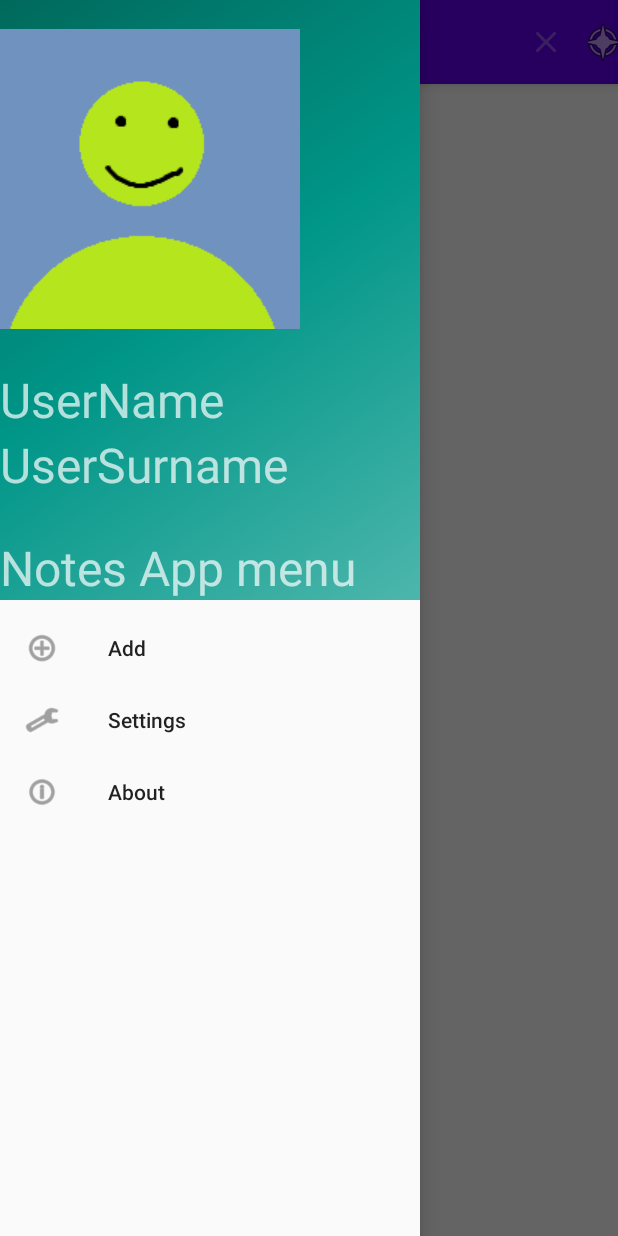
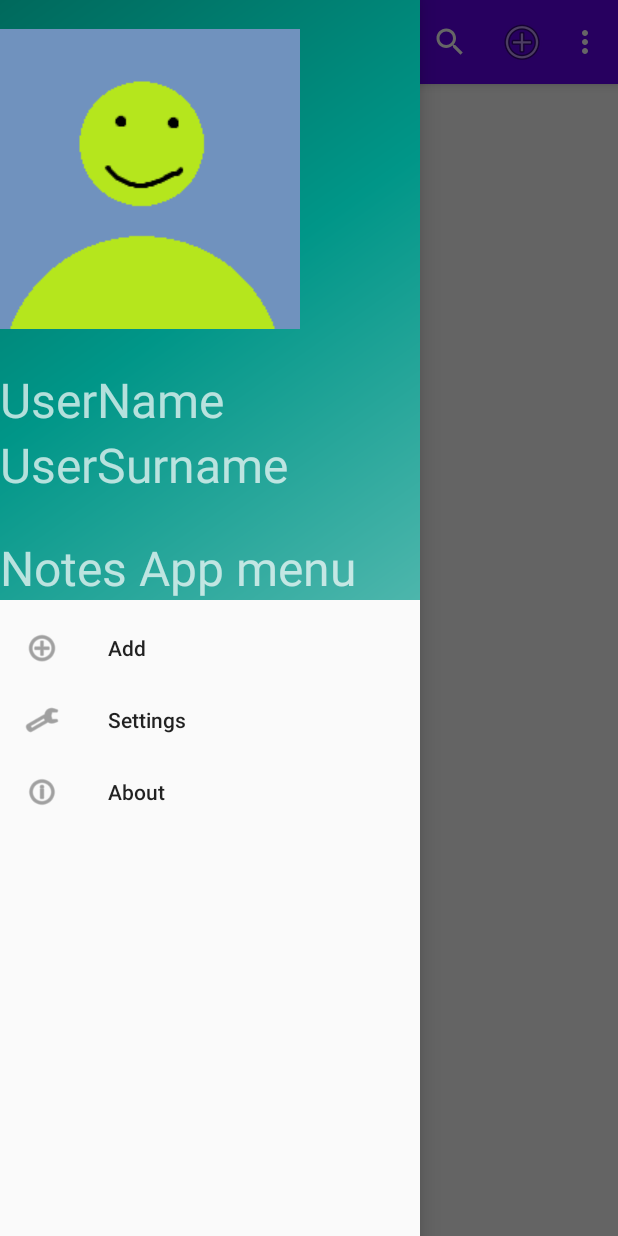
Before and after one commit to cycjiuk8704/GB_HW_NotesApp, an Android app: the fragment NoteTextFragment placed in its activity, after a tap on "Open navigation drawer", on a phone screen of 412 x 824 dp. Run offline under Robolectric (Android 15) with nearby library versions, the phone set to English and light mode, and no system bars; 2 statements that could not run were skipped; 3 other taps on this screen came first.

Commit message:
Homework 7. Refactoring

```diff
--- a/app/src/main/java/com/example/notesapp/MainActivity.java
+++ b/app/src/main/java/com/example/notesapp/MainActivity.java
@@ -1,22 +1,19 @@
 package com.example.notesapp;
+
+import android.annotation.SuppressLint;
+import android.content.res.Configuration;
+import android.os.Bundle;
+import android.view.MenuItem;
+import android.widget.Toast;
 
 import androidx.annotation.NonNull;
 import androidx.appcompat.app.ActionBarDrawerToggle;
 import androidx.appcompat.app.AppCompatActivity;
-
 import androidx.appcompat.widget.SearchView;
+import androidx.appcompat.widget.Toolbar;
 import androidx.core.view.GravityCompat;
 import androidx.drawerlayout.widget.DrawerLayout;
 import androidx.fragment.app.Fragment;
-
-import android.annotation.SuppressLint;
-import android.content.res.Configuration;
-import android.os.Bundle;
-import android.view.Menu;
-import android.view.MenuItem;
-import android.widget.Toast;
-
-import androidx.appcompat.widget.Toolbar;
 
 import com.google.android.material.navigation.NavigationView;
 
@@ -33,7 +30,7 @@ public class MainActivity extends AppCompatActivity implements INavigator {
 
         showNotes(noteOne);
 
-        if (getResources().getConfiguration().orientation == Configuration.ORIENTATION_LANDSCAPE) {
+        if (!isPortrait()) {
             showNoteDetails(noteOne);
         }
 
@@ -41,16 +38,20 @@ public class MainActivity extends AppCompatActivity implements INavigator {
 
     @Override
     public void showNotes(@NonNull NoteDataClass note) {
-        if (getResources().getConfiguration().orientation == Configuration.ORIENTATION_PORTRAIT) {
+        if (isPortrait()) {
             showFragment(NoteListFragment.newInstance(note), R.id.fragmentContainerView);
         } else {
             showFragment(NoteListFragment.newInstance(note), R.id.fragmentContainerView2);
         }
     }
 
+    private boolean isPortrait() {
+        return getResources().getConfiguration().orientation == Configuration.ORIENTATION_PORTRAIT;
+    }
+
     @Override
     public void showNoteDetails(@NonNull NoteDataClass note) {
-        if (getResources().getConfiguration().orientation == Configuration.ORIENTATION_PORTRAIT) {
+        if (isPortrait()) {
             showFragment(NoteTextFragment.newInstance(note), R.id.fragmentContainerView);
         } else {
             showFragment(NoteTextFragment.newInstance(note), R.id.fragmentContainerView3);
@@ -88,45 +89,11 @@ public class MainActivity extends AppCompatActivity implements INavigator {
 
     private Toolbar initToolbar() {
         Toolbar toolbar = findViewById(R.id.toolbar);
-        setSupportActionBar(toolbar);
-        return toolbar;
-    }
+        toolbar.inflateMenu(R.menu.main);
 
-    @Override
-    public boolean onOptionsItemSelected(MenuItem item) {
-        int id = item.getItemId();
+        final MenuItem search = toolbar.getMenu().findItem(R.id.action_search);
+        SearchView searchText = (SearchView) search.getActionView();
 
-        Toast.makeText(MainActivity.this, id + "selected", Toast.LENGTH_SHORT).show();
-
-        if (navigateFragment(id)) {
-            return true;
-        }
-
-        return super.onOptionsItemSelected(item);
-    }
-
-    @SuppressLint("NonConstantResourceId")
-    private boolean navigateFragment(int id) {
-        switch (id) {
-            case R.id.action_settings:
-                Toast.makeText(MainActivity.this, id + "there might be settings fragment", Toast.LENGTH_SHORT).show();
-                return true;
-            case R.id.action_add:
-                Toast.makeText(MainActivity.this, id + "there might be adding note fragment", Toast.LENGTH_SHORT).show();
-                return true;
-            case R.id.action_about:
-                Toast.makeText(MainActivity.this, id + "there might be information about application", Toast.LENGTH_SHORT).show();
-                return true;
-        }
-        return false;
-    }
-
-
-    @Override
-    public boolean onCreateOptionsMenu(Menu menu) {
-        getMenuInflater().inflate(R.menu.main, menu);
-        MenuItem search = menu.findItem(R.id.action_search);
-        SearchView searchText = (SearchView) search.getActionView();
         searchText.setOnQueryTextListener(new SearchView.OnQueryTextListener() {
             @Override
             public boolean onQueryTextSubmit(String query) {
@@ -140,8 +107,29 @@ public class MainActivity extends AppCompatActivity implements INavigator {
             }
         });
 
+        toolbar.setOnMenuItemClickListener(item -> {
+            int id = item.getItemId();
+
+            return navigateFragment(id);
+        });
+
+        return toolbar;
+    }
+
+    @SuppressLint("NonConstantResourceId")
+    private boolean navigateFragment(int id) {
+
+        if (id == R.id.action_settings) {
+            Toast.makeText(MainActivity.this, id + "there might be settings fragment", Toast.LENGTH_SHORT).show();
+        }
+        if (id == R.id.action_add) {
+            Toast.makeText(MainActivity.this, id + "there might be adding note fragment", Toast.LENGTH_SHORT).show();
+        }
+
+        if (id == R.id.action_about) {
+            Toast.makeText(MainActivity.this, id + "there might be information about application", Toast.LENGTH_SHORT).show();
+        }
         return true;
     }
 
-
 }
--- a/app/src/main/java/com/example/notesapp/NoteTextFragment.java
+++ b/app/src/main/java/com/example/notesapp/NoteTextFragment.java
@@ -1,14 +1,12 @@
 package com.example.notesapp;
 
 import android.os.Bundle;
-
-import androidx.annotation.NonNull;
-import androidx.fragment.app.Fragment;
-
 import android.view.LayoutInflater;
 import android.view.View;
 import android.view.ViewGroup;
 import android.widget.TextView;
+
+import androidx.annotation.NonNull;
 
 public class NoteTextFragment extends BaseFragment {
 
@@ -22,16 +20,6 @@ public class NoteTextFragment extends BaseFragment {
         args.putParcelable(ARG_INDEX, noteDataClass);
         n.setArguments(args);
         return n;
-    }
-
-
-    public NoteTextFragment() {
-    }
-
-    @Override
-    public void onCreate(Bundle savedInstanceState) {
-        super.onCreate(savedInstanceState);
-
     }
 
     @Override
--- a/app/src/main/res/layout/fragment_note_list.xml
+++ b/app/src/main/res/layout/fragment_note_list.xml
@@ -9,7 +9,7 @@
     <!-- TODO: Update blank fragment layout -->
     <LinearLayout
         android:layout_marginTop="?attr/actionBarSize"
-        android:id="@+id/noteField"
+        android:id="@+id/noteEntryContainer"
         android:layout_width="match_parent"
         android:layout_height="wrap_content"
         android:orientation="horizontal">
--- a/app/src/main/res/layout/fragment_note_text.xml
+++ b/app/src/main/res/layout/fragment_note_text.xml
@@ -17,7 +17,7 @@
 
     <TextView
         android:id="@+id/noteText"
-        android:textSize="@dimen/textFieldTextSize"
+        android:textSize="@dimen/text_field_text_size"
         android:layout_width="match_parent"
         android:layout_height="match_parent"
         android:text="" />
--- a/app/src/main/res/layout/nav_header_main.xml
+++ b/app/src/main/res/layout/nav_header_main.xml
@@ -1,8 +1,5 @@
 <?xml version="1.0" encoding="utf-8"?>
-<LinearLayout
-    xmlns:android="http://schemas.android.com/apk/res/android"
-    xmlns:app="http://schemas.android.com/apk/res-auto"
-    xmlns:tools="http://schemas.android.com/tools"
+<LinearLayout xmlns:android="http://schemas.android.com/apk/res/android"
     android:layout_width="match_parent"
     android:layout_height="@dimen/nav_header_height"
     android:gravity="bottom"
@@ -14,9 +11,8 @@
         android:id="@+id/imageView"
         android:layout_width="wrap_content"
         android:layout_height="wrap_content"
-        tools:srcCompat="@tools:sample/avatars"
         android:src="@drawable/avatar"
-        android:layout_marginBottom="@dimen/fragment_margin_top"/>
+        android:layout_marginBottom="@dimen/marginDrawer" />
     <TextView
         android:layout_width="wrap_content"
         android:layout_height="wrap_content"
@@ -28,7 +24,7 @@
         android:text="@string/drawer_surname"
         android:textSize="@dimen/nav_header_dimen"/>
     <TextView
-        android:layout_marginTop="@dimen/fragment_margin_top"
+        android:layout_marginTop="@dimen/marginDrawer"
         android:layout_width="wrap_content"
         android:layout_height="wrap_content"
         android:text="@string/fragment_navigation"
--- a/app/src/main/res/menu/main.xml
+++ b/app/src/main/res/menu/main.xml
@@ -8,7 +8,7 @@
         app:showAsAction="never" />
     <item
         android:id="@+id/action_add"
-        android:icon="@android:drawable/ic_menu_compass"
+        android:icon="@android:drawable/ic_menu_add"
         android:orderInCategory="10"
         android:title="@string/add"
         app:showAsAction="ifRoom" />
--- a/app/src/main/res/values/dimens.xml
+++ b/app/src/main/res/values/dimens.xml
@@ -1,7 +1,8 @@
 <?xml version="1.0" encoding="utf-8"?>
 <resources>
     <dimen name="fragment_margin_top">25dp</dimen>
-    <dimen name="textFieldTextSize">24sp</dimen>
+    <dimen name="text_field_text_size">24sp</dimen>
     <dimen name="nav_header_height">400dp</dimen>
     <dimen name="nav_header_dimen">32sp</dimen>
+    <dimen name="marginDrawer">25dp</dimen>
 </resources>
```
Also changed, not shown: app/src/main/java/com/example/notesapp/NoteListFragment.java (+17 -55 lines).
